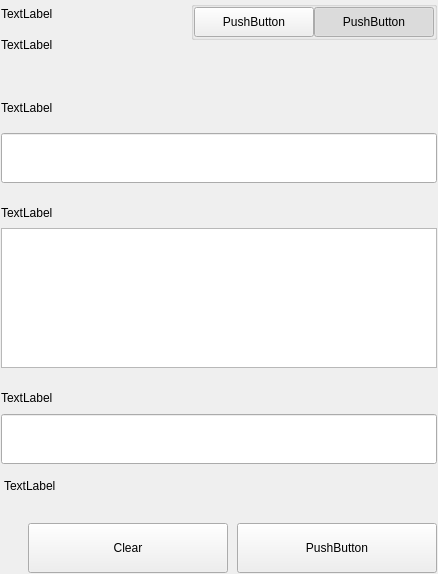
Qt form src/qt/vitae/settings/forms/settingssignmessagewidgets.ui (VitaeTeam/Vitae) before a commit.
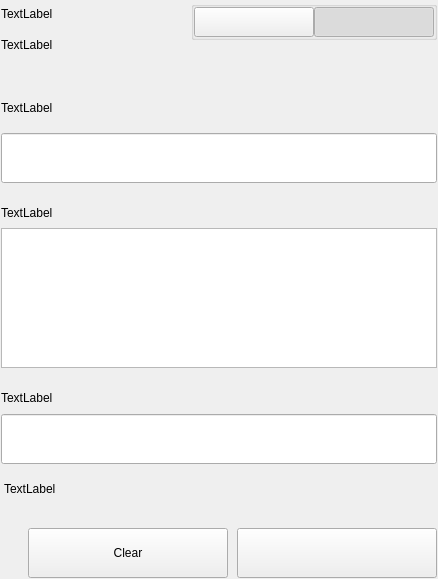
The same form after that commit.

Commit message:
[GUI] Remove every pushButton focus property.
This is because a linux-only issue in which the button gets highlighted in an invalid way.

Github-Pull: #1173
Rebased-From: abe763287063b576fdb7cf19f6d4c1032e3f4f13

Patch:
```diff
--- a/src/qt/vitae/settings/forms/settingssignmessagewidgets.ui
+++ b/src/qt/vitae/settings/forms/settingssignmessagewidgets.ui
@@ -7,7 +7,7 @@
     <x>0</x>
     <y>0</y>
     <width>438</width>
-    <height>574</height>
+    <height>579</height>
    </rect>
   </property>
   <property name="windowTitle">
@@ -159,7 +159,7 @@
                     </size>
                    </property>
                    <property name="text">
-                    <string>PushButton</string>
+                    <string/>
                    </property>
                    <property name="checkable">
                     <bool>true</bool>
@@ -184,7 +184,7 @@
                     </size>
                    </property>
                    <property name="text">
-                    <string>PushButton</string>
+                    <string/>
                    </property>
                    <property name="checkable">
                     <bool>true</bool>
@@ -501,7 +501,7 @@
               </size>
              </property>
              <property name="text">
-              <string>PushButton</string>
+              <string/>
              </property>
             </widget>
            </item>
```
Left out of the diff: 12 changed lines with no effect on the pictures. The commit also changes 42 other files.
